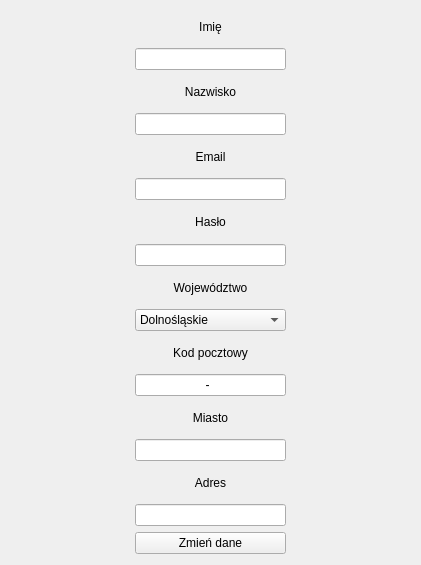
Old version of the form editpersonaldataform.ui in the repository ebbe3000/shop.
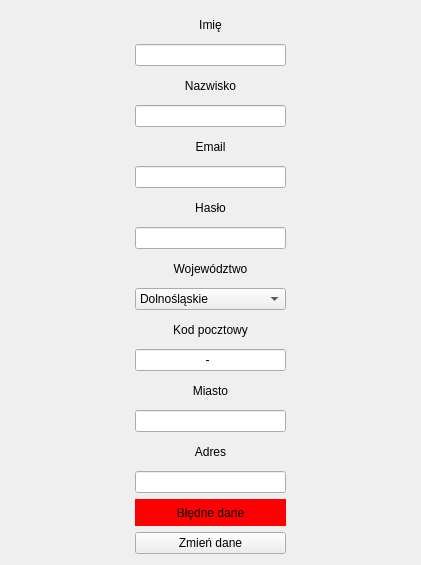
New version of the form.

The edit to the form file:
```diff
--- a/editpersonaldataform.ui
+++ b/editpersonaldataform.ui
@@ -276,7 +276,20 @@
       </widget>
      </item>
      <item>
-      <widget class="QPushButton" name="pushButton">
+      <widget class="QLabel" name="errorLabel">
+       <property name="styleSheet">
+        <string notr="true">background-color: red;</string>
+       </property>
+       <property name="text">
+        <string>Błędne dane</string>
+       </property>
+       <property name="alignment">
+        <set>Qt::AlignmentFlag::AlignCenter</set>
+       </property>
+      </widget>
+     </item>
+     <item>
+      <widget class="QPushButton" name="confirmButton">
        <property name="text">
         <string>Zmień dane</string>
        </property>
```
